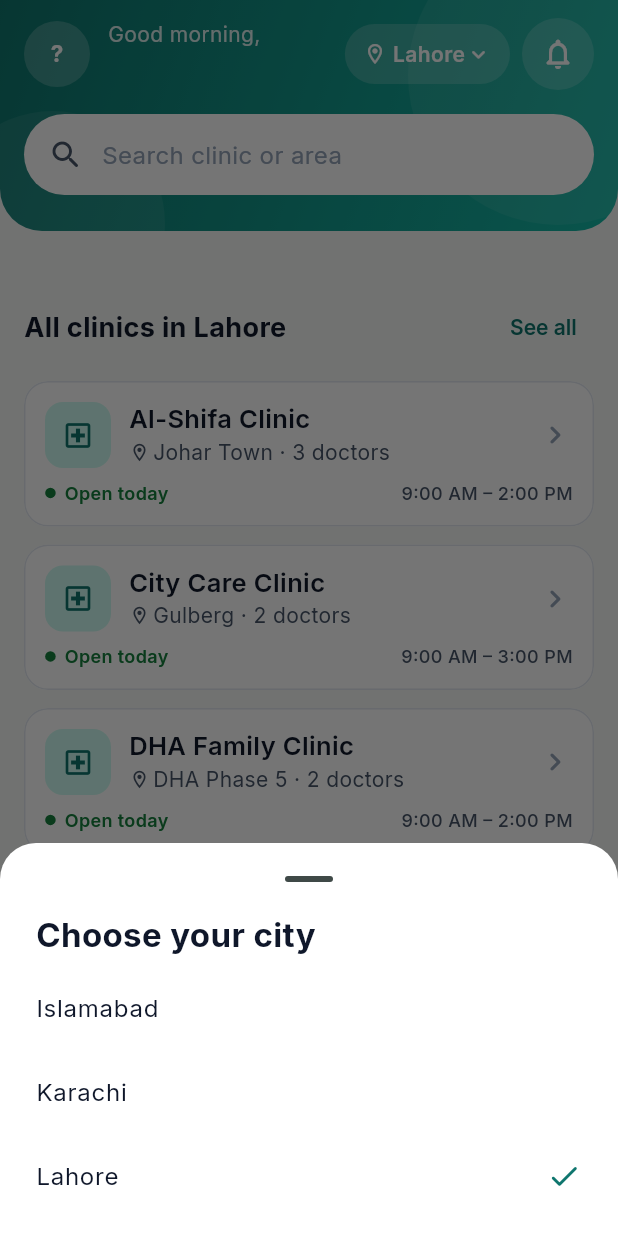
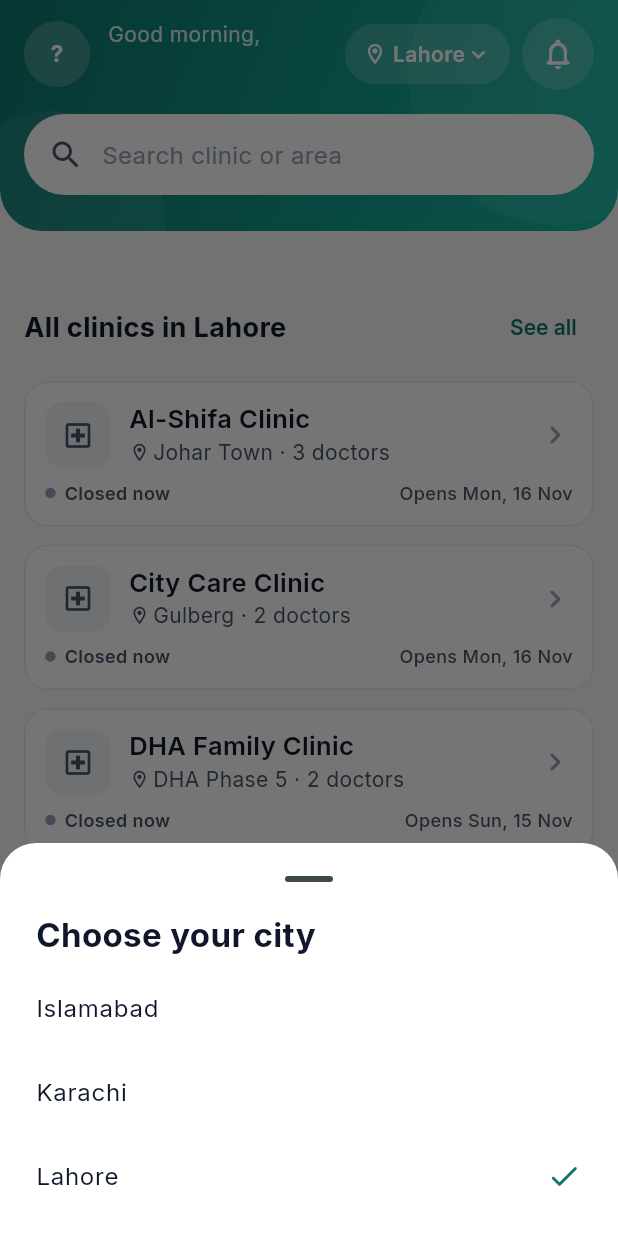
Before and after one commit to sarbuland-dev/Asani_App, a Flutter app: the HomeScreen screen opened by its route, after a tap on "Lahore", on a phone screen of 412 x 824 dp. Run offline on Flutter 3.47's test engine with Material 3 defaults, Android fonts, the phone set to English and light mode, and no system bars; our stand-ins replace cloud_firestore, cloud_functions, connectivity_plus, firebase_auth, firebase_core, firebase_messaging and 7 more; missing offline and left inert: app_settings, dart:js_interop, firebase_app_check, qr; accounts and stored records are empty.

Commit message:
Patient app: Closed now, session-over tokens, no intro pages
- D-27: a clinic shows "Closed now" once every doctor working today is
  past their session end; search filter is "Open now". A today token
  leaves Active (Home banner, My Tokens) 1 h after its doctor's session
  end time (or when the clinic ended the session) and shows under Past as
  "Session over" until the 3 AM job closes it. Rules in asani_core
  (clinicOpenNow, tokenIsLive) with tests.
- D-28: intro pages removed; splash → login.
- PRD D-27/D-28, DESIGN.md updated.

Co-Authored-By: Claude Opus 5.5 <noreply@anthropic.com>

```diff
--- a/apps/patient_app/lib/data/providers.dart
+++ b/apps/patient_app/lib/data/providers.dart
@@ -78,17 +78,32 @@ final myTokensProvider = StreamProvider<List<Token>>((ref) {
   return ref.watch(tokenRepositoryProvider).watchMyTokens();
 });
 
-final myActiveTokensProvider = Provider<AsyncValue<List<Token>>>((ref) => ref.watch(myTokensProvider).whenData(
-      (list) => list.where((t) => t.status.isActive).toList()
-        ..sort((a, b) {
-          final byDate = a.date.compareTo(b.date);
-          return byDate != 0 ? byDate : a.number.compareTo(b.number);
-        }),
-    ));
+/// D-27: is this token still live for the patient (see `tokenIsLive`)? Uses
+/// the minute clock, so a token leaves "Active" 1 h after its session ends.
+final tokenIsLiveProvider = Provider<bool Function(Token)>((ref) {
+  final now = ref.watch(clockProvider).value ?? pktNow();
+  final doctors = {for (final list in (ref.watch(doctorsByClinicProvider).value ?? const {}).values) for (final d in list) d.id: d};
+  return (t) => tokenIsLive(t, doctor: doctors[t.doctorId], now: now);
+});
 
-final myPastTokensProvider = Provider<AsyncValue<List<Token>>>((ref) => ref.watch(myTokensProvider).whenData(
-      (list) => list.where((t) => !t.status.isActive).toList()..sort((a, b) => b.createdAt.compareTo(a.createdAt)),
-    ));
+final myActiveTokensProvider = Provider<AsyncValue<List<Token>>>((ref) {
+  final live = ref.watch(tokenIsLiveProvider);
+  return ref.watch(myTokensProvider).whenData(
+        (list) => list.where(live).toList()
+          ..sort((a, b) {
+            final byDate = a.date.compareTo(b.date);
+            return byDate != 0 ? byDate : a.number.compareTo(b.number);
+          }),
+      );
+});
+
+/// Finished tokens, plus active ones whose session is over (shown as "Session over").
+final myPastTokensProvider = Provider<AsyncValue<List<Token>>>((ref) {
+  final live = ref.watch(tokenIsLiveProvider);
+  return ref.watch(myTokensProvider).whenData(
+        (list) => list.where((t) => !live(t)).toList()..sort((a, b) => b.createdAt.compareTo(a.createdAt)),
+      );
+});
 
 final tokenProvider = StreamProvider.family<Token?, String>(
   (ref, id) => ref.watch(tokenRepositoryProvider).watchToken(id),
--- a/apps/patient_app/lib/data/repositories/repositories.dart
+++ b/apps/patient_app/lib/data/repositories/repositories.dart
@@ -82,7 +82,7 @@ abstract interface class SettingsRepository {
 
 class AppSettings {
   const AppSettings({this.introSeen = false, this.primerShown = false, this.notificationsAllowed = false, this.autoAdvanceQueue = true});
-  /// Intro pages (S-00) were shown once (D-16).
+  /// Intro pages (S-00) were shown once (D-16). Unused since the intro was removed (D-28).
   final bool introSeen;
   final bool primerShown;
   final bool notificationsAllowed;
--- a/apps/patient_app/lib/features/clinic/clinic_card.dart
+++ b/apps/patient_app/lib/features/clinic/clinic_card.dart
@@ -6,10 +6,13 @@ import 'package:go_router/go_router.dart';
 import 'package:asani_ui/asani_ui.dart';
 import '../../data/providers.dart';
 
-/// Open today / Closed today, plus next opening info for closed clinics.
-({bool open, String? hours, String? nextOpen}) clinicOpenInfo(List<Doctor> doctors, DateTime now) {
+/// "Open today" / "Closed now" (every doctor's session today is over, D-27) /
+/// "Closed today", plus next opening info for closed clinics.
+({bool open, String label, String? hours, String? nextOpen}) clinicOpenInfo(List<Doctor> doctors, DateTime now) {
   final today = dateOnly(now);
-  final open = clinicOpenOn(doctors, today);
+  final worksToday = clinicOpenOn(doctors, today);
+  final open = worksToday && clinicOpenNow(doctors, now);
+  final label = open ? 'Open today' : (worksToday ? 'Closed now' : 'Closed today');
   String? hours;
   if (open) {
     final scheds = doctors.where((d) => !d.onLeave(today)).map((d) => d.scheduleOn(today)).whereType<DaySchedule>().toList();
@@ -29,7 +32,7 @@ import '../../data/providers.dart';
       }
     }
   }
-  return (open: open, hours: hours, nextOpen: nextOpen);
+  return (open: open, label: label, hours: hours, nextOpen: nextOpen);
 }
 
 class ClinicCard extends ConsumerWidget {
@@ -100,7 +103,7 @@ class ClinicCard extends ConsumerWidget {
                               shape: BoxShape.circle, color: info.open ? AppColors.success : AppColors.textMuted),
                         ),
                       ),
-                      TextSpan(text: info.open ? 'Open today' : 'Closed today'),
+                      TextSpan(text: info.label),
                     ]),
                     style: AppText.labelSmall.copyWith(
                         color: info.open ? AppColors.success : AppColors.textSecondary, fontWeight: FontWeight.w600),
--- a/apps/patient_app/lib/features/home/home_screen.dart
+++ b/apps/patient_app/lib/features/home/home_screen.dart
@@ -305,7 +305,8 @@ class _RecentClinicCard extends ConsumerWidget {
   @override
   Widget build(BuildContext context, WidgetRef ref) {
     final doctors = ref.watch(doctorsByClinicProvider).value?[clinic.id] ?? const <Doctor>[];
-    final open = clinicOpenOn(doctors, pktNow());
+    final info = clinicOpenInfo(doctors, nowFrom(ref));
+    final open = info.open;
     final suspended = !clinic.status.acceptsBookings;
     return SizedBox(
       width: 160,
@@ -321,7 +322,7 @@ class _RecentClinicCard extends ConsumerWidget {
             Text(clinic.area, style: AppText.labelSmall, maxLines: 1),
             const SizedBox(height: 2),
             Text(
-              suspended ? 'Booking unavailable' : (open ? 'Open today' : 'Closed today'),
+              suspended ? 'Booking unavailable' : info.label,
               style: AppText.labelSmall.copyWith(
                   color: suspended ? AppColors.textSecondary : (open ? AppColors.success : AppColors.textSecondary),
                   fontWeight: FontWeight.w600),
--- a/apps/patient_app/lib/features/search/search_screen.dart
+++ b/apps/patient_app/lib/features/search/search_screen.dart
@@ -55,7 +55,7 @@ class _SearchScreenState extends ConsumerState<SearchScreen> {
 
     final results = all.where((c) {
       if (!c.matches(_query)) return false;
-      if (_filter == _openToday) return clinicOpenOn(byClinic[c.id] ?? const [], now);
+      if (_filter == _openToday) return clinicOpenInfo(byClinic[c.id] ?? const [], now).open; // D-27: open now
       if (_filter != null) return c.area == _filter;
       return true;
     }).toList();
@@ -103,7 +103,7 @@ class _SearchScreenState extends ConsumerState<SearchScreen> {
                 padding: const EdgeInsets.symmetric(horizontal: Gap.screen, vertical: Gap.sm),
                 children: [
                   _chip('All', null),
-                  _chip('Open today', _openToday, dot: true),
+                  _chip('Open now', _openToday, dot: true),
                   for (final a in areas) _chip(a, a),
                 ],
               ),
--- a/packages/asani_core/lib/src/availability.dart
+++ b/packages/asani_core/lib/src/availability.dart
@@ -51,6 +51,38 @@ DoctorAvailability availabilityFor({
 bool clinicOpenOn(Iterable<Doctor> doctors, DateTime date) =>
     doctors.any((d) => d.active && !d.onLeave(date) && d.scheduleOn(date) != null);
 
+/// Open right now: some doctor working today whose session hasn't ended yet
+/// (before its end time). When every doctor's session is over, the clinic
+/// shows "Closed now" (PRD D-27).
+bool clinicOpenNow(Iterable<Doctor> doctors, DateTime now) {
+  final nowMin = now.hour * 60 + now.minute;
+  return doctors.any((d) {
+    if (!d.active || d.onLeave(now)) return false;
+    final s = d.scheduleOn(now);
+    return s != null && nowMin < s.endMinutes;
+  });
+}
+
+/// How long after a doctor's session end time a today token still counts as
+/// "Active" on Home / My Tokens (PRD D-27).
+const tokenGraceAfterSession = Duration(hours: 1);
+
+/// D-27: whether a token is still live for the patient. Closed statuses and
+/// past days are never live; future days always are. Today's token stops
+/// being live when the clinic ended the session, or one hour after the
+/// doctor's session end time (the 3 AM job closes it properly later).
+bool tokenIsLive(Token t, {Doctor? doctor, QueueDay? day, required DateTime now}) {
+  if (!t.status.isActive) return false;
+  final today = dayKey(now);
+  if (t.date.compareTo(today) < 0) return false;
+  if (t.date.compareTo(today) > 0) return true;
+  if (day?.sessionStatus.name == 'ended' && t.status.name != 'arrived') return false;
+  final s = doctor?.scheduleOn(now);
+  if (s == null) return true; // unknown schedule: keep showing it
+  final nowMin = now.hour * 60 + now.minute;
+  return nowMin < s.endMinutes + tokenGraceAfterSession.inMinutes;
+}
+
 /// Bookable dates: today + the doctor's booking window (PRD F-04 step 2).
 List<DateTime> bookingDates(Doctor doctor, DateTime now) {
   final today = dateOnly(now);
```
Also changed, not shown: apps/patient_app/lib/core/router/app_router.dart (+2 -5 lines), apps/patient_app/lib/features/auth/intro_screen.dart (deleted, +0 -188 lines), apps/patient_app/lib/features/tokens/token_widgets.dart (+8 -3 lines), 4 other files.
